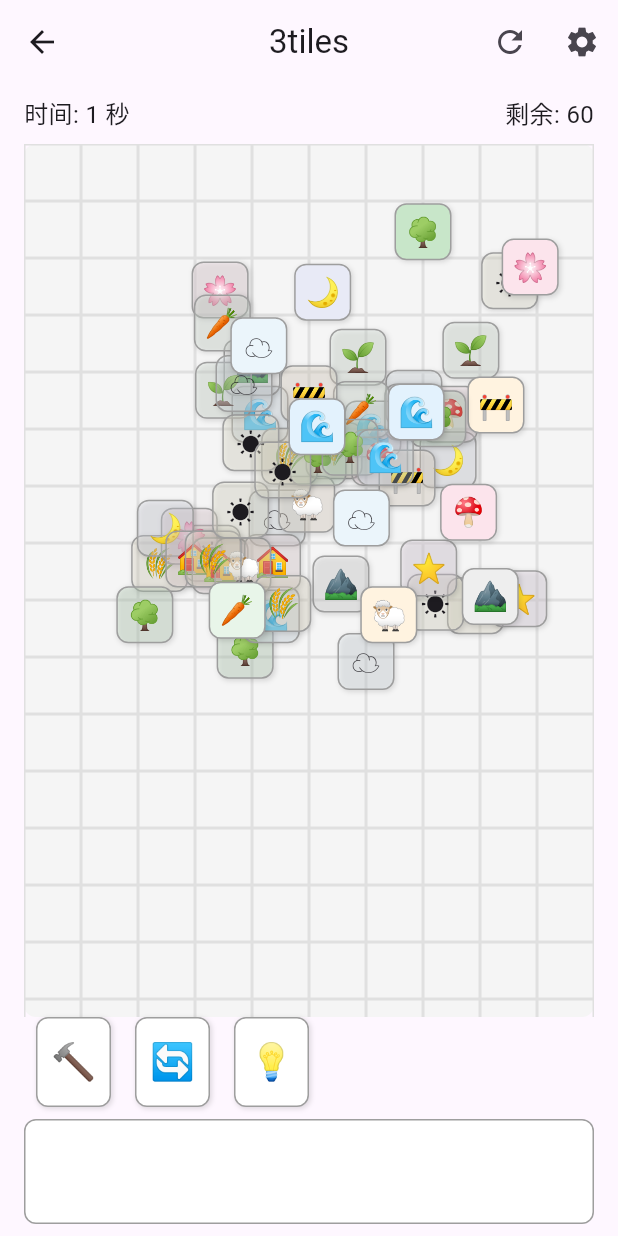
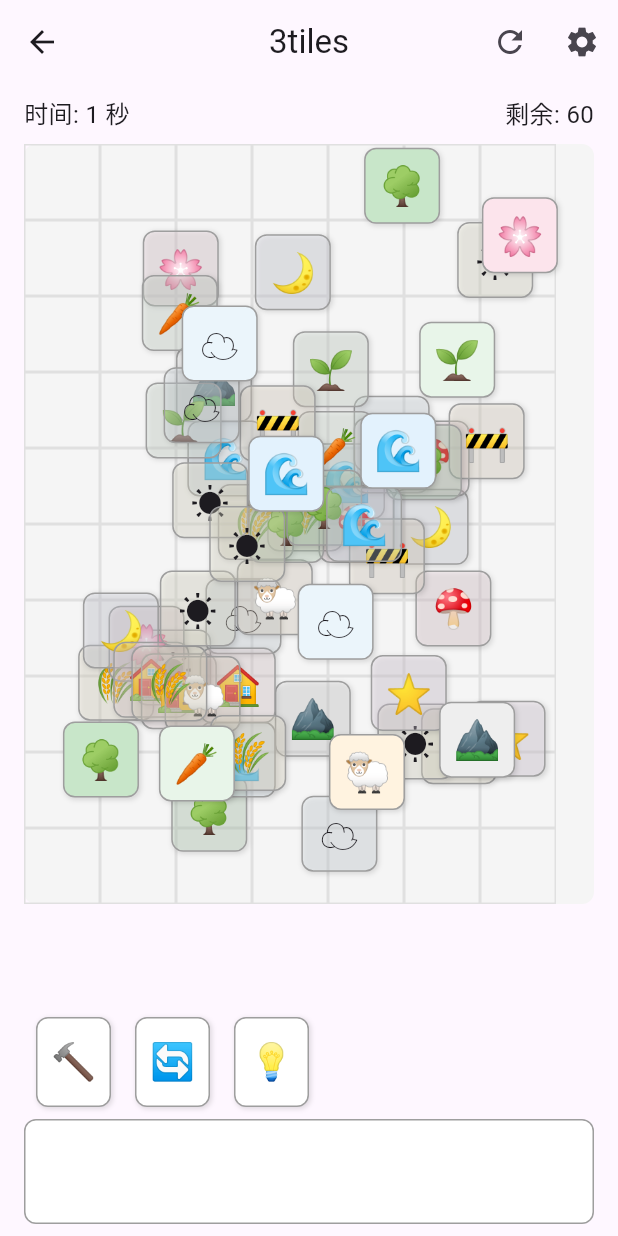
Before and after one commit to Rebort-a/OnePiece, a Flutter app: the ThreeTilesPage screen opened directly, on a phone screen of 412 x 824 dp. Run offline on Flutter 3.47's test engine with Material 3 defaults, Android fonts, the light colour scheme and no system bars.

Commit message:
0075.优化比例

```diff
--- a/treasure/lib/10.three_tiles/manager.dart
+++ b/treasure/lib/10.three_tiles/manager.dart
@@ -5,14 +5,12 @@ import '../00.common/tool/notifier.dart';
 import '../00.common/tool/timer_counter.dart';
 import 'base.dart';
 
-/// 虚拟桌面大小
-const double boardVirtualSize = 500;
+/// 虚拟棋牌大小
+const double boardVirtualWidth = 600;
+const double boardVirtualHeight = 800;
 
-/// 卡片大小
-const double cardVirtualSize = 50;
-
-/// 离边距（虚拟值）
-const int _safeMargin = 50;
+/// 虚拟卡片大小
+const double cardVirtualSize = 80;
 
 class ThreeTilesManager {
   final Random _random = Random();
@@ -87,12 +85,16 @@ class ThreeTilesManager {
 
     for (int z = 0; z < layerCount; z++) {
       final shrink = z * 0.08;
-      final xMin = _safeMargin + (boardVirtualSize * shrink / 2);
+      final xMin = (boardVirtualWidth * shrink / 2);
       final xMax =
-          boardVirtualSize - _safeMargin - (boardVirtualSize * shrink / 2);
-      final yMin = _safeMargin + (boardVirtualSize * shrink / 2);
+          boardVirtualWidth -
+          cardVirtualSize -
+          (boardVirtualWidth * shrink / 2);
+      final yMin = (boardVirtualHeight * shrink / 2);
       final yMax =
-          boardVirtualSize - _safeMargin - (boardVirtualSize * shrink / 2);
+          boardVirtualHeight -
+          cardVirtualSize -
+          (boardVirtualHeight * shrink / 2);
 
       final quota = (count / layerCount).ceil();
       for (int i = 0; i < quota && positions.length < count; i++) {
--- a/treasure/lib/10.three_tiles/page.dart
+++ b/treasure/lib/10.three_tiles/page.dart
@@ -64,41 +64,47 @@ class ThreeTilesPage extends StatelessWidget {
   );
 
   Widget _boardArea() => LayoutBuilder(
-    builder: (_, cons) {
-      double boardRealSize = cons.maxWidth - 32 < cons.maxHeight
-          ? cons.maxWidth - 32
-          : cons.maxHeight;
+    builder: (_, constraints) {
+      double ratio = (constraints.maxWidth - 32) / boardVirtualWidth;
+      double boardRealHeight = boardVirtualHeight * ratio;
 
-      double ratio = boardRealSize / boardVirtualSize;
-
-      return Container(
+      return SingleChildScrollView(
+        child: Container(
           margin: const EdgeInsets.symmetric(horizontal: 16),
+          height: boardRealHeight, // 固定高度
           decoration: BoxDecoration(
             color: const Color(0xFFF5F5F5),
             borderRadius: BorderRadius.circular(8),
           ),
           child: ClipRect(
             child: Stack(
+              clipBehavior: Clip.none,
               children: [
                 ..._buildGrid(ratio),
                 ValueListenableBuilder<List<GameCard>>(
                   valueListenable: _manager.cards,
                   builder: (_, cards, __) => Stack(
+                    clipBehavior: Clip.none,
                     children: cards.map((c) => _buildCard(c, ratio)).toList(),
                   ),
                 ),
               ],
             ),
           ),
+        ),
       );
     },
   );
 
-  List<Widget> _buildGrid(double radio) {
-    final cardRealSize = cardVirtualSize * radio;
-    return List.generate(cardRealSize.floor() * cardRealSize.floor(), (i) {
-      final x = i % cardRealSize;
-      final y = i ~/ cardRealSize;
+  List<Widget> _buildGrid(double ratio) {
+    final cardRealSize = cardVirtualSize * ratio;
+    // 根据实际宽高计算网格数量
+    final xCount = (boardVirtualWidth / cardVirtualSize).floor();
+    final yCount = (boardVirtualHeight / cardVirtualSize).floor();
+
+    return List.generate(xCount * yCount, (i) {
+      final x = i % xCount;
+      final y = i ~/ xCount;
       return Positioned(
         left: x * cardRealSize,
         top: y * cardRealSize,
```
Lines whose indentation alone changed are shown as unchanged.
